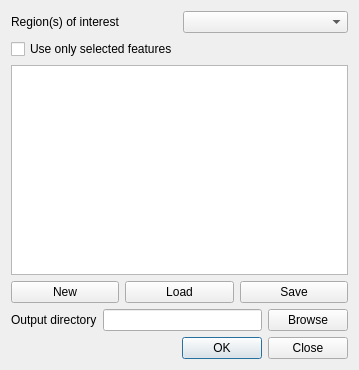
nextgis/qgis_reporter, file reporterdialogbase.ui: the form before one commit.
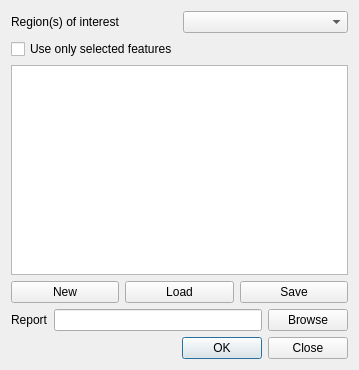
The form after the commit.

Commit message: added WordML writer (incomplete) some UI fixes

```diff
--- a/reporterdialogbase.ui
+++ b/reporterdialogbase.ui
@@ -98,7 +98,7 @@
      <item>
       <widget class="QLabel" name="label_3">
        <property name="text">
-        <string>Output directory</string>
+        <string>Report</string>
        </property>
       </widget>
      </item>
```
Left out of the diff: 2 changed lines with no effect on the pictures. The commit also changes 5 other files.
